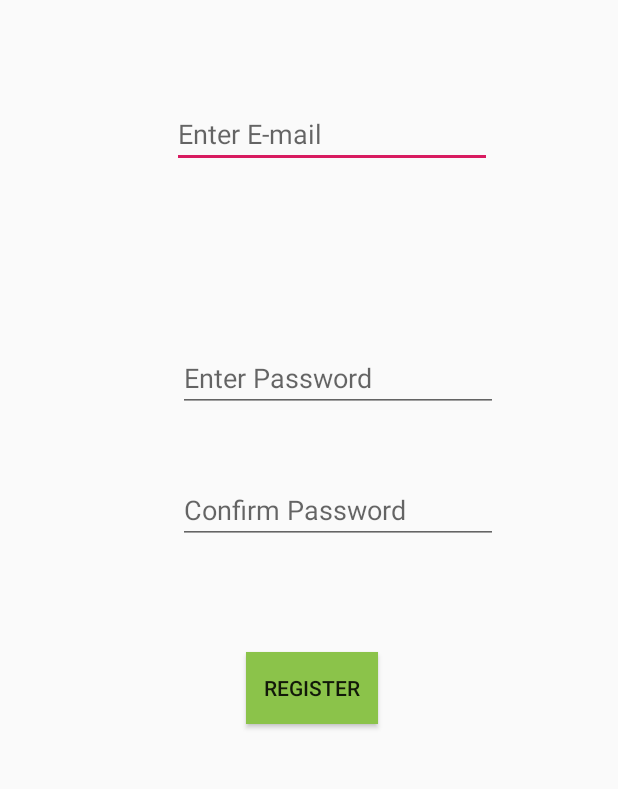
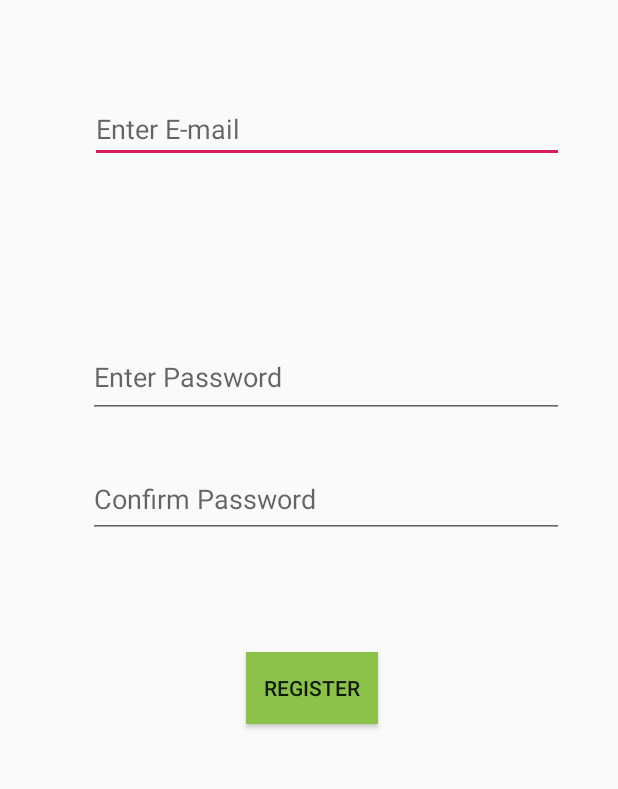
Before and after one commit to MofifoluwaLekeAkinrowo3651/iMonitor, an Android app: the RegistrationActivity screen opened directly, with no data from a screen before it, on a phone screen of 412 x 824 dp, the part 344-1133 px from its top. Run offline under Robolectric (Android 15) with nearby library versions, the phone set to English and light mode, and no system bars; our stand-ins replace Firebase (no records; nobody signed in at launch, a user with empty details on screens opened directly).

Commit message:
RegistrationActivity implementation.
Accept user input

```diff
--- a/SmartBuilding/src/main/java/ca/greenops/it/smartbuilding/RegistrationActivity.java
+++ b/SmartBuilding/src/main/java/ca/greenops/it/smartbuilding/RegistrationActivity.java
@@ -1,15 +1,76 @@
 package ca.greenops.it.smartbuilding;
 
+import android.content.Intent;
 import android.os.Bundle;
+import android.util.Patterns;
+import android.widget.Button;
+import android.widget.EditText;
+import android.widget.Toast;
 
 import androidx.appcompat.app.AppCompatActivity;
 
+import com.google.firebase.auth.FirebaseAuth;
+
+import java.util.regex.Pattern;
+
 public class RegistrationActivity extends AppCompatActivity {
+    Button button;
+    EditText email, pword;
+    FirebaseAuth mAuth;
+    Pattern pattern;
+    final String PASSWORD_PATTERN = "^(?=.*[0-9])(?=.*[A-Z])(?=.*[a-z])(?=.*[@#$%^&=!])(?=\\S+$).{4,}$";
 
     @Override
     protected void onCreate(Bundle savedInstanceState) {
-
         super.onCreate(savedInstanceState);
         setContentView(R.layout.activity_register);
+
+        button = findViewById(R.id.reg_button);
+        email = findViewById(R.id.reg_email);
+        pword = findViewById(R.id.reg_pass);
+        mAuth = FirebaseAuth.getInstance();
+        pattern = Pattern.compile(PASSWORD_PATTERN);
+
+        button.setOnClickListener(view -> {
+            String email_2 = email.getText().toString().trim();
+            String password = pword.getText().toString().trim();
+
+            if (email_2.isEmpty()) {
+                email.setError("Email is empty");
+                email.requestFocus();
+                return;
+            }
+            if (!Patterns.EMAIL_ADDRESS.matcher(email_2).matches()) {
+                email.setError("Enter the valid email");
+                email.requestFocus();
+                return;
+            }
+            if (!pattern.matcher(password).matches()) {
+                pword.setError("Enter the valid password");
+                pword.requestFocus();
+                return;
+            }
+            if (password.isEmpty()) {
+                pword.setError("Password is empty");
+                pword.requestFocus();
+                return;
+            }
+            if (password.length() < 8) {
+                pword.setError("Length should be at least 8 characters");
+                pword.requestFocus();
+                return;
+            }
+
+            mAuth.createUserWithEmailAndPassword(email_2, password).addOnCompleteListener(task -> {
+                if (task.isSuccessful()) {
+                    Toast.makeText(RegistrationActivity.this, "You are successfully Registered", Toast.LENGTH_SHORT).show();
+                    startActivity(new Intent(RegistrationActivity.this, LoginActivity.class));
+                } else {
+                    Toast.makeText(RegistrationActivity.this, "You are not Registered! Try again", Toast.LENGTH_SHORT).show();
+                }
+            });
+        });
     }
+
+
 }
--- a/SmartBuilding/src/main/res/layout/activity_register.xml
+++ b/SmartBuilding/src/main/res/layout/activity_register.xml
@@ -1,6 +1,7 @@
 <?xml version="1.0" encoding="utf-8"?>
 <androidx.constraintlayout.widget.ConstraintLayout xmlns:android="http://schemas.android.com/apk/res/android"
     xmlns:app="http://schemas.android.com/apk/res-auto"
+    xmlns:tools="http://schemas.android.com/tools"
     android:layout_width="match_parent"
     android:layout_height="match_parent">
 
@@ -17,42 +18,42 @@
 
     <EditText
         android:id="@+id/reg_email"
-        android:layout_width="wrap_content"
-        android:layout_height="wrap_content"
+        android:layout_width="316dp"
+        android:layout_height="42dp"
         android:layout_marginTop="296dp"
-        android:layout_marginEnd="84dp"
+        android:layout_marginEnd="36dp"
+        android:autofillHints="emailAddress"
         android:ems="10"
         android:hint="@string/enter_e_mail"
         android:inputType="textEmailAddress"
         app:layout_constraintEnd_toEndOf="parent"
-        app:layout_constraintTop_toTopOf="parent"
-        android:autofillHints="emailAddress" />
+        app:layout_constraintTop_toTopOf="parent" />
 
     <EditText
         android:id="@+id/reg_pass"
-        android:layout_width="wrap_content"
-        android:layout_height="wrap_content"
-        android:layout_marginEnd="80dp"
-        android:layout_marginBottom="320dp"
+        android:layout_width="317dp"
+        android:layout_height="54dp"
+        android:layout_marginEnd="36dp"
+        android:layout_marginBottom="316dp"
+        android:autofillHints="password"
         android:ems="10"
         android:hint="@string/enter_password"
         android:inputType="textPassword"
         app:layout_constraintBottom_toBottomOf="parent"
-        app:layout_constraintEnd_toEndOf="parent"
-        android:autofillHints="password"/>
+        app:layout_constraintEnd_toEndOf="parent" />
 
     <EditText
         android:id="@+id/conf_pass"
-        android:layout_width="wrap_content"
-        android:layout_height="wrap_content"
-        android:layout_marginEnd="80dp"
-        android:layout_marginBottom="232dp"
+        android:layout_width="317dp"
+        android:layout_height="51dp"
+        android:layout_marginEnd="36dp"
+        android:layout_marginBottom="236dp"
+        android:autofillHints="password"
         android:ems="10"
         android:hint="@string/confirm_password"
         android:inputType="textPassword"
         app:layout_constraintBottom_toBottomOf="parent"
-        app:layout_constraintEnd_toEndOf="parent"
-        android:autofillHints="password" />
+        app:layout_constraintEnd_toEndOf="parent" />
 
     <Button
         android:id="@+id/reg_button"
```
Also changed, not shown: SmartBuilding/src/main/java/ca/greenops/it/smartbuilding/LoginActivity.java (+10 -8 lines), SmartBuilding/src/main/res/layout/activity_login.xml (+10 -4 lines).
